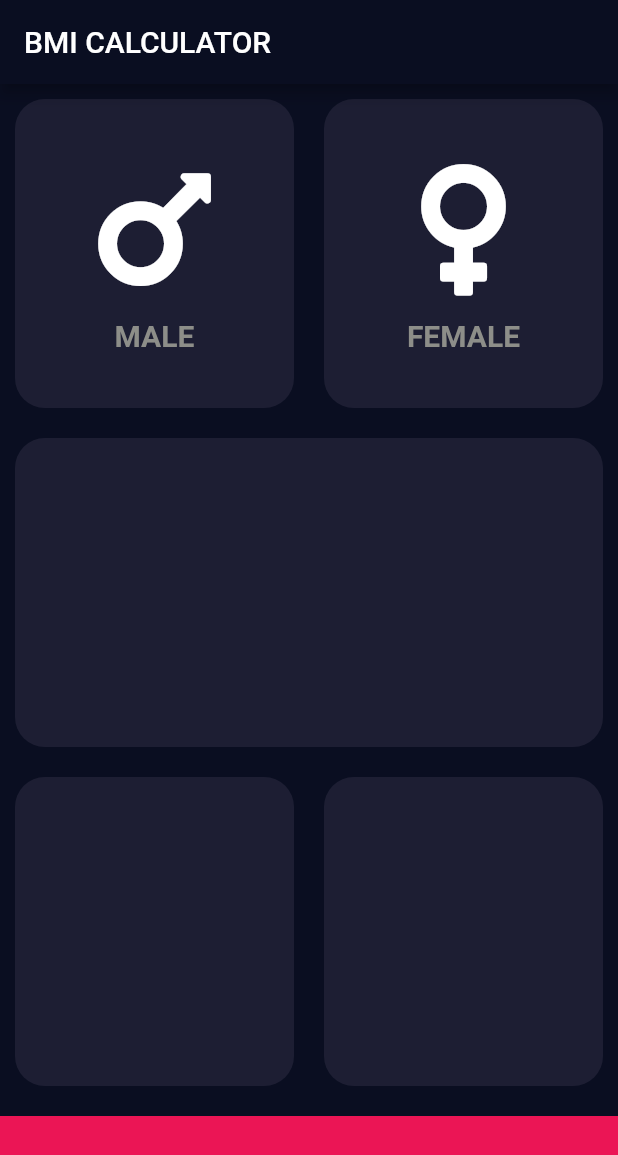
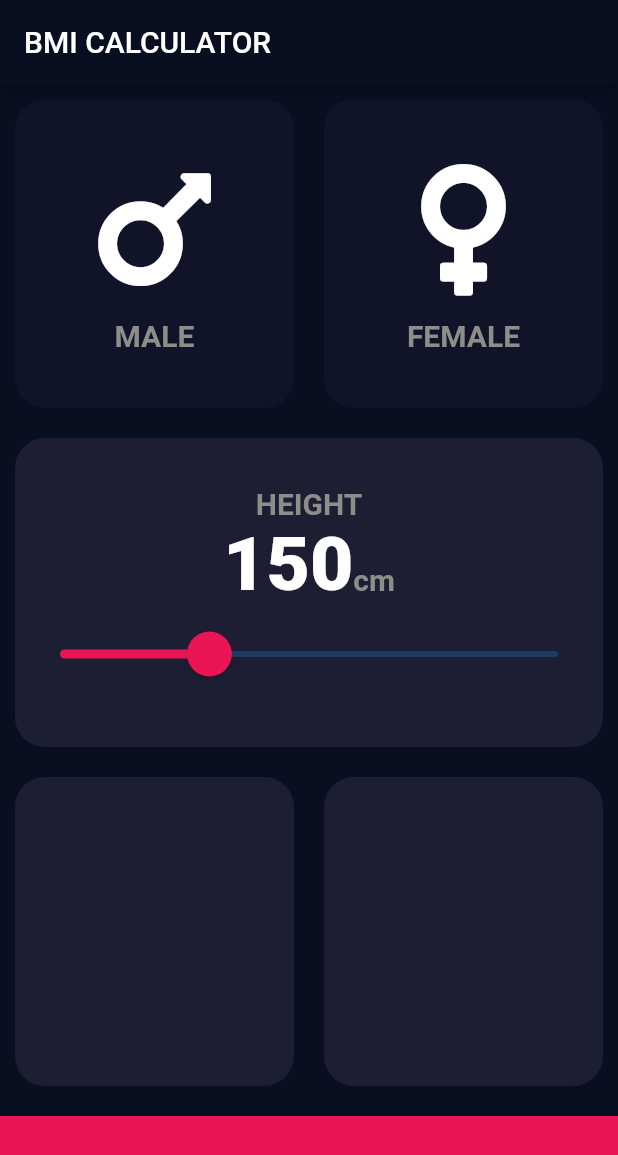
Before and after one commit to jijuthomas98/bmi_calculator, a Flutter app: the screen it shows after launch, on a phone screen of 412 x 824 dp. Shown: the top 1155 px of the screen. Run offline on Flutter 3.47's test engine with Material 2 defaults, Android fonts, the phone set to English and light mode, and no system bars; our stand-ins replace font_awesome_flutter.

Commit message:
Slider created

```diff
--- a/lib/components/icon_content.dart
+++ b/lib/components/icon_content.dart
@@ -1,4 +1,5 @@
 import 'package:flutter/material.dart';
+import 'package:bmicalculator/constants.dart';
 
 class IconContent extends StatelessWidget {
   IconContent({this.genderIcon, this.genderText});
@@ -11,18 +12,14 @@ class IconContent extends StatelessWidget {
       children: <Widget>[
         Icon(
           genderIcon,
-          size: 100.0,
+          size: kIconSize,
         ),
         SizedBox(
           height: 10.0,
         ),
         Text(
           genderText,
-          style: TextStyle(
-            fontWeight: FontWeight.bold,
-            fontSize: 20.0,
-            color: Color(0xFF8D8E89),
-          ),
+          style: kLabelTextStyle,
         ),
       ],
     );
--- a/lib/components/resuableCard.dart
+++ /dev/null
@@ -1,18 +0,0 @@
-import 'package:flutter/material.dart';
-
-class ReusableCard extends StatelessWidget {
-  ReusableCard({this.colour, this.childCard});
-  final Color colour;
-  final Widget childCard;
-  @override
-  Widget build(BuildContext context) {
-    return Container(
-      child: childCard,
-      margin: EdgeInsets.all(10.0),
-      decoration: BoxDecoration(
-        color: colour,
-        borderRadius: BorderRadius.circular(20.0),
-      ),
-    );
-  }
-}
--- /dev/null
+++ b/lib/components/reusebleCard.dart
@@ -0,0 +1,22 @@
+import 'package:flutter/material.dart';
+
+class ReusableCard extends StatelessWidget {
+  ReusableCard({this.colour, this.childCard, this.onPress});
+  final Color colour;
+  final Widget childCard;
+  final Function onPress;
+  @override
+  Widget build(BuildContext context) {
+    return GestureDetector(
+      onTap: onPress,
+      child: Container(
+        child: childCard,
+        margin: EdgeInsets.all(10.0),
+        decoration: BoxDecoration(
+          color: colour,
+          borderRadius: BorderRadius.circular(20.0),
+        ),
+      ),
+    );
+  }
+}
--- a/lib/constants.dart
+++ b/lib/constants.dart
@@ -1,4 +1,17 @@
-import 'package:flutter/cupertino.dart';
+import 'package:flutter/material.dart';
 
 const kHeightOfBottomBar = 80.0;
 const kColorOfCard = Color(0xFF1D1E33);
+const kInactiveCardColor = Color(0xFF111328);
+const kIconSize = 100.0;
+const kIconTextSize = 20.0;
+const kIconTextColor = Color(0xFF8D8E89);
+const kLabelTextStyle = TextStyle(
+  fontWeight: FontWeight.bold,
+  fontSize: kIconTextSize,
+  color: kIconTextColor,
+);
+const kNumberStyle = TextStyle(
+  fontWeight: FontWeight.w900,
+  fontSize: 50.0,
+);
--- a/lib/screens/inputPage.dart
+++ b/lib/screens/inputPage.dart
@@ -1,8 +1,13 @@
 import 'package:flutter/material.dart';
 import 'package:bmicalculator/constants.dart';
-import 'package:bmicalculator/components/resuableCard.dart';
+import 'package:bmicalculator/components/reusebleCard.dart';
 import 'package:font_awesome_flutter/font_awesome_flutter.dart';
 import 'package:bmicalculator/components/icon_content.dart';
+
+enum Gender {
+  male,
+  female,
+}
 
 class InputPage extends StatefulWidget {
   @override
@@ -10,6 +15,9 @@ class InputPage extends StatefulWidget {
 }
 
 class _InputPageState extends State<InputPage> {
+  Gender selectedGender;
+  int height = 150;
+
   @override
   Widget build(BuildContext context) {
     return Scaffold(
@@ -17,13 +25,21 @@ class _InputPageState extends State<InputPage> {
         title: Text('BMI CALCULATOR'),
       ),
       body: Column(
+        crossAxisAlignment: CrossAxisAlignment.stretch,
         children: <Widget>[
           Expanded(
             child: Row(
               children: <Widget>[
                 Expanded(
                   child: ReusableCard(
-                    colour: kColorOfCard,
+                    onPress: () {
+                      setState(() {
+                        selectedGender = Gender.male;
+                      });
+                    },
+                    colour: selectedGender == Gender.male
+                        ? kColorOfCard
+                        : kInactiveCardColor,
                     childCard: IconContent(
                       genderIcon: FontAwesomeIcons.mars,
                       genderText: 'MALE',
@@ -32,7 +48,14 @@ class _InputPageState extends State<InputPage> {
                 ),
                 Expanded(
                   child: ReusableCard(
-                    colour: kColorOfCard,
+                    onPress: () {
+                      setState(() {
+                        selectedGender = Gender.female;
+                      });
+                    },
+                    colour: selectedGender == Gender.female
+                        ? kColorOfCard
+                        : kInactiveCardColor,
                     childCard: IconContent(
                       genderIcon: FontAwesomeIcons.venus,
                       genderText: 'FEMALE',
@@ -45,6 +68,50 @@ class _InputPageState extends State<InputPage> {
           Expanded(
             child: ReusableCard(
               colour: kColorOfCard,
+              childCard: Column(
+                mainAxisAlignment: MainAxisAlignment.center,
+                children: <Widget>[
+                  Text(
+                    'HEIGHT',
+                    style: kLabelTextStyle,
+                  ),
+                  Row(
+                    mainAxisAlignment: MainAxisAlignment.center,
+                    crossAxisAlignment: CrossAxisAlignment.baseline,
+                    textBaseline: TextBaseline.alphabetic,
+                    children: <Widget>[
+                      Text(
+                        height.toString(),
+                        style: kNumberStyle,
+                      ),
+                      Text(
+                        'cm',
+                        style: kLabelTextStyle,
+                      ),
+                    ],
+                  ),
+                  SliderTheme(
+                    data: SliderTheme.of(context).copyWith(
+                        thumbShape:
+                            RoundSliderThumbShape(enabledThumbRadius: 15.0),
+                        overlayShape:
+                            RoundSliderOverlayShape(overlayRadius: 30.0),
+                        activeTrackColor: Color(0xFFEB1555),
+                        thumbColor: Color(0xFFEB1555),
+                        overlayColor: Color(0x29EB1555)),
+                    child: Slider(
+                      value: height.toDouble(),
+                      min: 120.0,
+                      max: 220.0,
+                      onChanged: (double newValue) {
+                        setState(() {
+                          height = newValue.round();
+                        });
+                      },
+                    ),
+                  ),
+                ],
+              ),
             ),
           ),
           Expanded(
```
